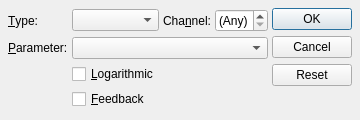
Before: the Qt Designer form src/qtractorMidiControlObserverForm.ui in rncbc/qtractor, drawn with Qt 5.
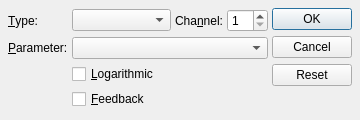
After: the same form once the commit is applied. Icons and pictures are not drawn.

Commit message: - Removed the misleading "(Any") special channel   value while on MIDI controllers/learn dialog.

The edit to the form file:
```diff
--- a/src/qtractorMidiControlObserverForm.ui
+++ b/src/qtractorMidiControlObserverForm.ui
@@ -77,13 +77,13 @@
        <property name="toolTip">
         <string>MIDI channel</string>
        </property>
-       <property name="specialValueText">
-        <string>(Any)</string>
-       </property>
        <property name="accelerated">
         <bool>false</bool>
        </property>
-       <property name="maximum">
+	   <property name="minimum">
+		<number>1</number>
+	   </property>
+	   <property name="maximum">
         <number>16</number>
        </property>
       </widget>
```
Left out of the diff: 2 changed lines with no effect on the pictures. The commit also changes 4 other files.
